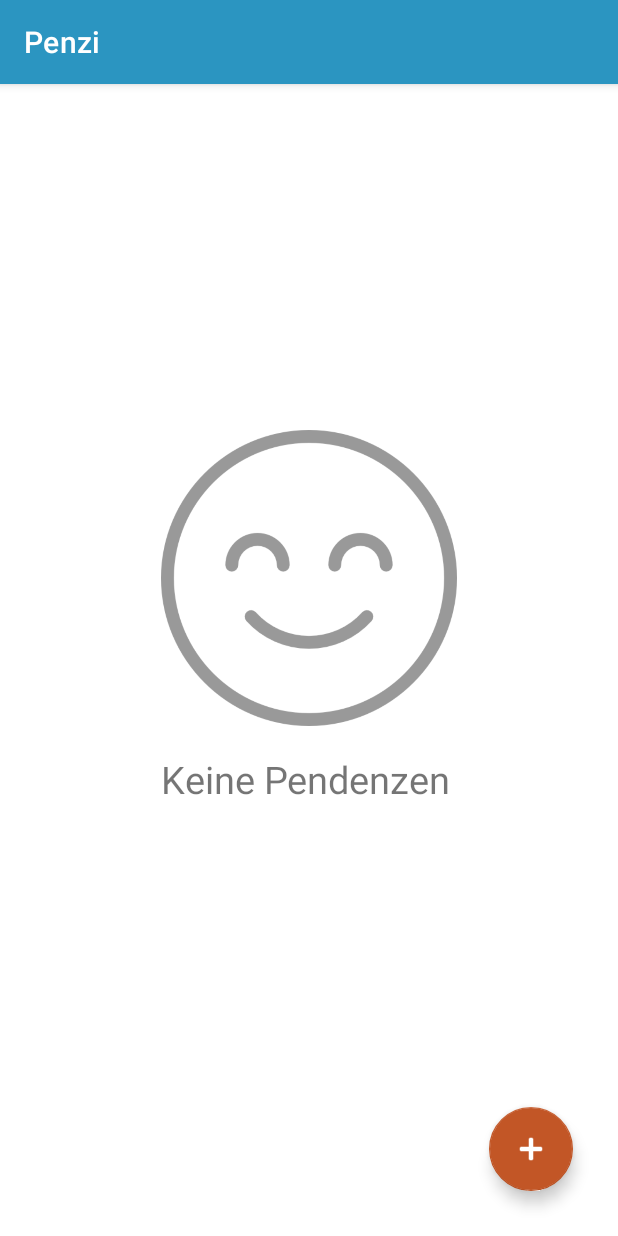
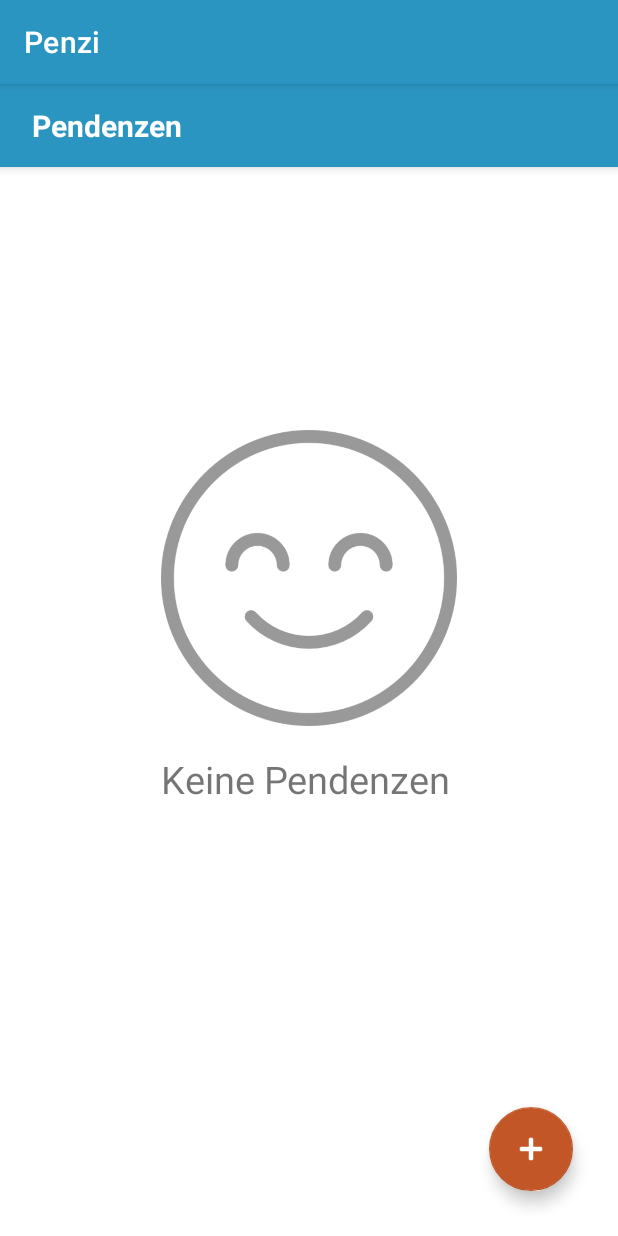
Before and after one commit to leZayn/m335_project, an Android app: the screen it shows after launch (MainActivity), on a phone screen of 412 x 824 dp. Run offline under Robolectric (Android 15) with nearby library versions, the light colour scheme and no system bars; our stand-ins replace Room's generated code.

Commit message:
App Bar added

```diff
--- a/Penz/app/src/main/res/layout/activity_main.xml
+++ b/Penz/app/src/main/res/layout/activity_main.xml
@@ -20,6 +20,17 @@
         app:layout_constraintRight_toRightOf="parent"
         app:layout_constraintTop_toTopOf="parent" />
 
+    <com.google.android.material.floatingactionbutton.FloatingActionButton
+        android:id="@+id/createButton"
+        android:layout_width="wrap_content"
+        android:layout_height="wrap_content"
+        android:layout_marginEnd="30dp"
+        android:layout_marginBottom="30dp"
+        android:clickable="true"
+        app:layout_constraintBottom_toBottomOf="parent"
+        app:layout_constraintEnd_toEndOf="parent"
+        app:srcCompat="@drawable/outline_add_black_24dp" />
+
     <ImageView
         android:id="@+id/img_smiley"
         android:layout_width="197dp"
@@ -34,23 +45,50 @@
         app:layout_constraintStart_toStartOf="parent"
         tools:ignore="MissingConstraints" />
 
-    <com.google.android.material.floatingactionbutton.FloatingActionButton
-        android:id="@+id/createButton"
-        android:layout_width="wrap_content"
-        android:layout_height="wrap_content"
-        android:layout_marginEnd="30dp"
-        android:layout_marginBottom="30dp"
-        android:clickable="true"
-        app:layout_constraintBottom_toBottomOf="parent"
-        app:layout_constraintEnd_toEndOf="parent"
-        app:srcCompat="@drawable/outline_add_black_24dp" />
+    <com.google.android.material.appbar.AppBarLayout
+        android:id="@+id/appbar"
 
-    <androidx.recyclerview.widget.RecyclerView
-        android:id="@+id/pendencyView"
-        android:layout_width="0dp"
-        android:layout_height="0dp"
-        app:layout_constraintBottom_toBottomOf="parent"
-        app:layout_constraintEnd_toEndOf="parent"
+        android:layout_width="match_parent"
+        android:layout_height="55dp"
         app:layout_constraintStart_toStartOf="parent"
-        app:layout_constraintTop_toTopOf="parent" />
+        app:layout_constraintTop_toTopOf="parent">
+
+        <androidx.constraintlayout.widget.ConstraintLayout
+            android:layout_width="match_parent"
+            android:layout_height="match_parent">
+
+            <TextView
+                android:id="@+id/activitytitel"
+                android:layout_width="wrap_content"
+                android:layout_height="wrap_content"
+                android:layout_marginStart="21dp"
+                android:layout_marginTop="25dp"
+                android:layout_marginBottom="25dp"
+                android:text="Pendenzen"
+                android:textColor="#FFFFFF"
+                android:textSize="20sp"
+                android:textStyle="bold"
+                app:layout_constraintBottom_toBottomOf="parent"
+                app:layout_constraintStart_toStartOf="parent"
+                app:layout_constraintTop_toTopOf="parent" />
+        </androidx.constraintlayout.widget.ConstraintLayout>
+
+    </com.google.android.material.appbar.AppBarLayout>
+
+    <androidx.core.widget.NestedScrollView
+        android:layout_width="match_parent"
+        android:layout_height="match_parent"
+
+
+        android:layout_marginTop="55dp"
+        app:layout_behavior="com.google.android.material.appbar.AppBarLayout$ScrollingViewBehavior"
+        app:layout_constraintTop_toTopOf="parent">
+
+        <androidx.recyclerview.widget.RecyclerView
+            android:id="@+id/pendencyView"
+            android:layout_width="match_parent"
+            android:layout_height="wrap_content" />
+    </androidx.core.widget.NestedScrollView>
+
+
 </androidx.constraintlayout.widget.ConstraintLayout>
```
